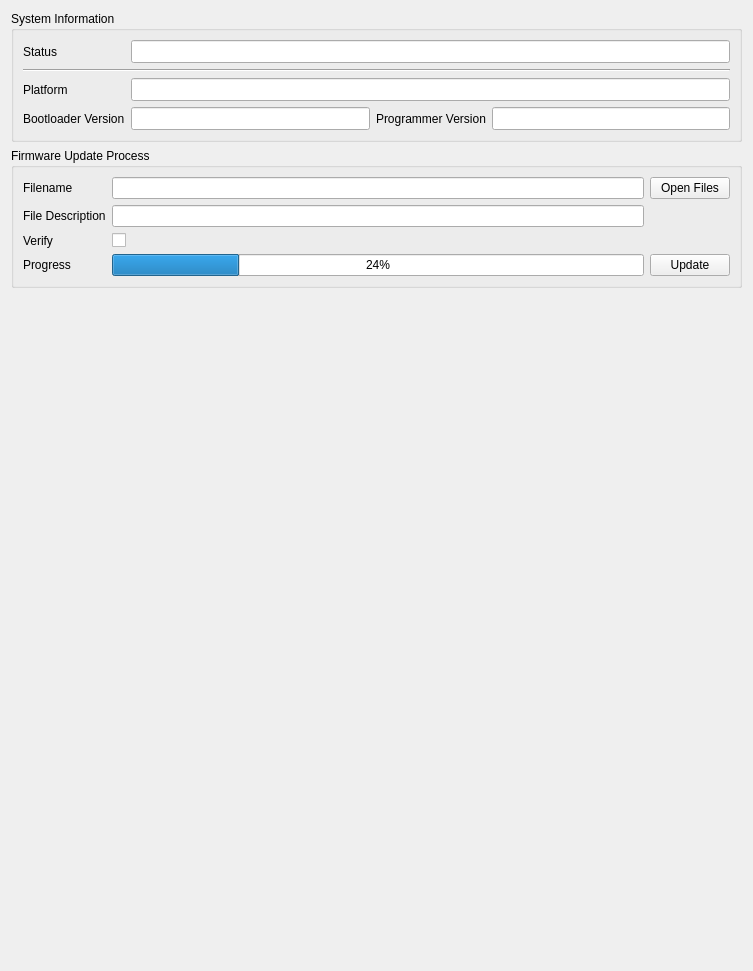
Old version of the form dct_widgets/updatebox/updatebox.ui in the repository KAYA-Instruments/SDI-Control-Point.
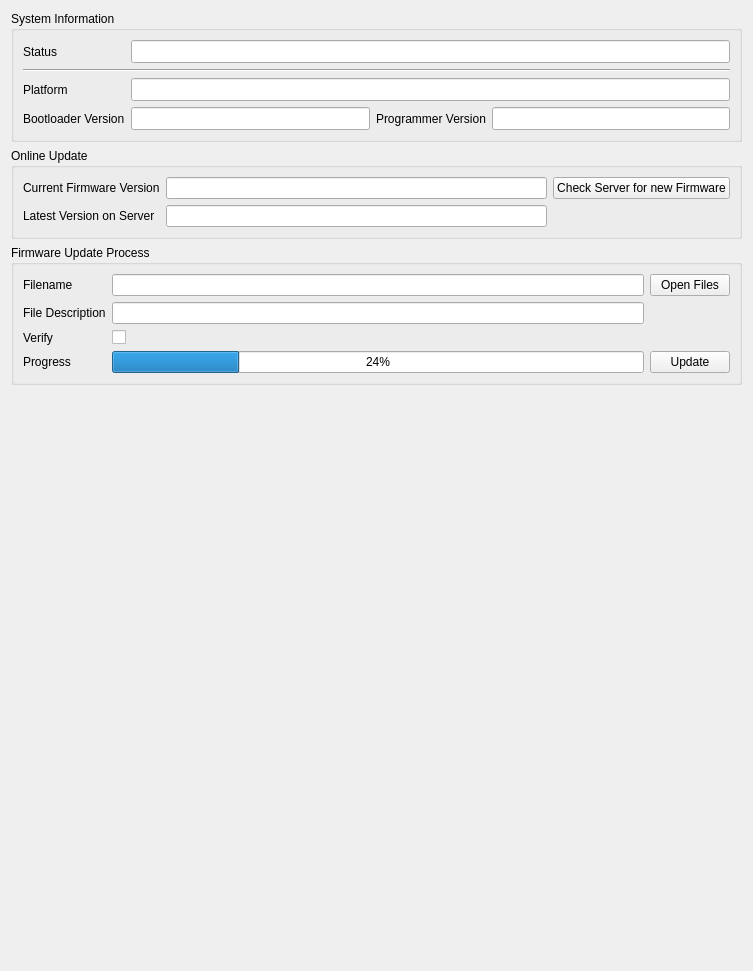
New version of the form.

Commit message:
Added Online Update feature
- The update tab now has a "check for online upates" button which will contact our
  git repository and check for a new firmware version
- We now need the qt network module, it has been added to the application.pro file

What changed in the file:
```diff
--- a/dct_widgets/updatebox/updatebox.ui
+++ b/dct_widgets/updatebox/updatebox.ui
@@ -170,13 +170,84 @@
      </layout>
     </widget>
    </item>
+   <item>
+    <widget class="QGroupBox" name="groupBox">
+     <property name="title">
+      <string>Online Update</string>
+     </property>
+     <layout class="QGridLayout" name="gridLayout_2">
+      <item row="1" column="1">
+       <widget class="QLineEdit" name="letCurrentVersion">
+        <property name="readOnly">
+         <bool>true</bool>
+        </property>
+       </widget>
+      </item>
+      <item row="2" column="0">
+       <widget class="QLabel" name="lblServerVersion">
+        <property name="text">
+         <string>Latest Version on Server</string>
+        </property>
+       </widget>
+      </item>
+      <item row="2" column="1">
+       <widget class="QLineEdit" name="letServerVersion">
+        <property name="readOnly">
+         <bool>true</bool>
+        </property>
+       </widget>
+      </item>
+      <item row="1" column="0">
+       <widget class="QLabel" name="lblCurrentVersion">
+        <property name="text">
+         <string>Current Firmware Version</string>
+        </property>
+       </widget>
+      </item>
+      <item row="1" column="2">
+       <widget class="QPushButton" name="btnCheckUpdate">
+        <property name="text">
+         <string>Check Server for new Firmware</string>
+        </property>
+       </widget>
+      </item>
+     </layout>
+    </widget>
+   </item>
    <item>
     <widget class="QGroupBox" name="gbpUpdateProcess">
      <property name="title">
       <string>Firmware Update Process</string>
      </property>
      <layout class="QGridLayout" name="gridLayout">
+      <item row="5" column="8">
+       <widget class="QPushButton" name="btnRun">
+        <property name="focusPolicy">
+         <enum>Qt::StrongFocus</enum>
+        </property>
+        <property name="text">
+         <string>Update</string>
+        </property>
+       </widget>
+      </item>
       <item row="2" column="1">
+       <widget class="QLabel" name="lblFiletype">
+        <property name="text">
+         <string>File Description</string>
+        </property>
+       </widget>
+      </item>
+      <item row="3" column="5">
+       <widget class="QCheckBox" name="cbxVerify">
+        <property name="focusPolicy">
+         <enum>Qt::StrongFocus</enum>
+        </property>
+        <property name="text">
+         <string/>
+        </property>
+       </widget>
+      </item>
+      <item row="3" column="1">
        <widget class="QLabel" name="lblVerify">
         <property name="minimumSize">
          <size>
@@ -195,14 +266,17 @@
         </property>
        </widget>
       </item>
-      <item row="4" column="1">
-       <widget class="QLabel" name="lblUpdateCount">
-        <property name="text">
-         <string>Progress</string>
+      <item row="2" column="5">
+       <widget class="QLineEdit" name="letFiletype">
+        <property name="focusPolicy">
+         <enum>Qt::NoFocus</enum>
+        </property>
+        <property name="readOnly">
+         <bool>true</bool>
         </property>
        </widget>
       </item>
-      <item row="0" column="8">
+      <item row="1" column="8">
        <widget class="QPushButton" name="btnFilename">
         <property name="sizePolicy">
          <sizepolicy hsizetype="Minimum" vsizetype="Fixed">
@@ -230,24 +304,17 @@
         </property>
        </widget>
       </item>
-      <item row="4" column="5">
-       <widget class="QProgressBar" name="progressBar">
-        <property name="value">
-         <number>24</number>
-        </property>
-       </widget>
-      </item>
-      <item row="4" column="8">
-       <widget class="QPushButton" name="btnRun">
+      <item row="1" column="5">
+       <widget class="QLineEdit" name="letFilename">
         <property name="focusPolicy">
          <enum>Qt::StrongFocus</enum>
         </property>
-        <property name="text">
-         <string>Update</string>
+        <property name="readOnly">
+         <bool>true</bool>
         </property>
        </widget>
       </item>
-      <item row="0" column="1">
+      <item row="1" column="1">
        <widget class="QLabel" name="lblFilename">
         <property name="minimumSize">
          <size>
@@ -266,40 +333,17 @@
         </property>
        </widget>
       </item>
-      <item row="2" column="5">
-       <widget class="QCheckBox" name="cbxVerify">
-        <property name="focusPolicy">
-         <enum>Qt::StrongFocus</enum>
-        </property>
+      <item row="5" column="1">
+       <widget class="QLabel" name="lblUpdateCount">
         <property name="text">
-         <string/>
+         <string>Progress</string>
         </property>
        </widget>
       </item>
-      <item row="0" column="5">
-       <widget class="QLineEdit" name="letFilename">
-        <property name="focusPolicy">
-         <enum>Qt::NoFocus</enum>
-        </property>
-        <property name="readOnly">
-         <bool>true</bool>
-        </property>
-       </widget>
-      </item>
-      <item row="1" column="1">
-       <widget class="QLabel" name="lblFiletype">
-        <property name="text">
-         <string>File Description</string>
-        </property>
-       </widget>
-      </item>
-      <item row="1" column="5">
-       <widget class="QLineEdit" name="letFiletype">
-        <property name="focusPolicy">
-         <enum>Qt::NoFocus</enum>
-        </property>
-        <property name="readOnly">
-         <bool>true</bool>
+      <item row="5" column="5">
+       <widget class="QProgressBar" name="progressBar">
+        <property name="value">
+         <number>24</number>
         </property>
        </widget>
       </item>
```
Left out of the diff: 2 changed lines with no effect on the pictures. The commit also changes 6 other files.
